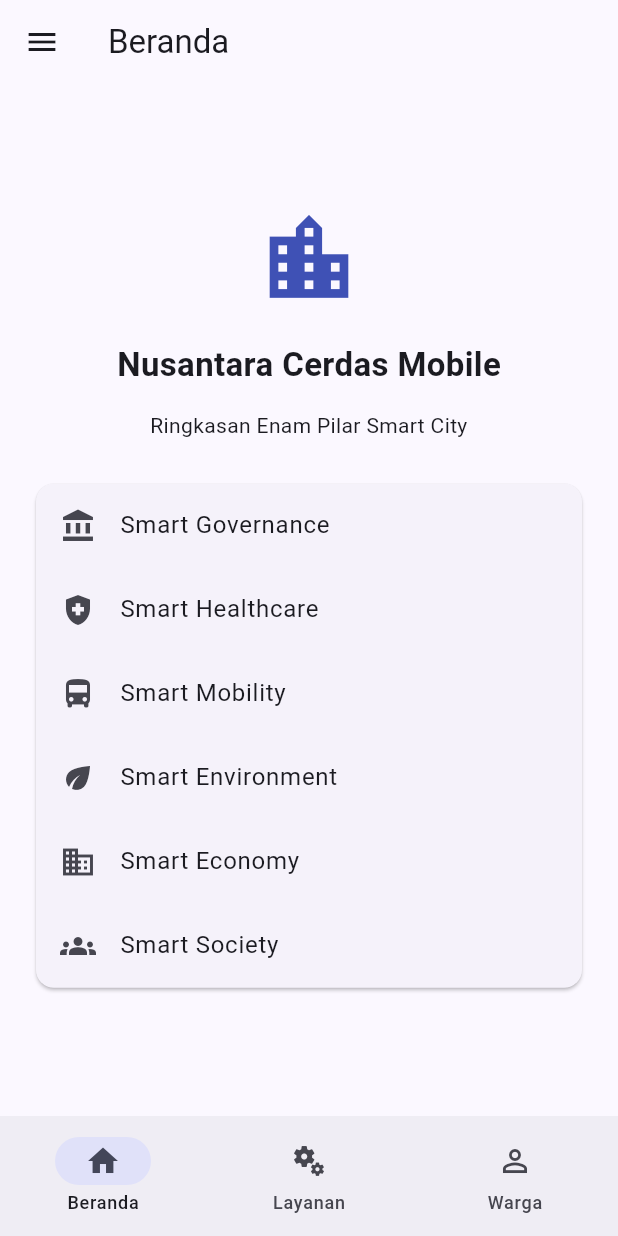
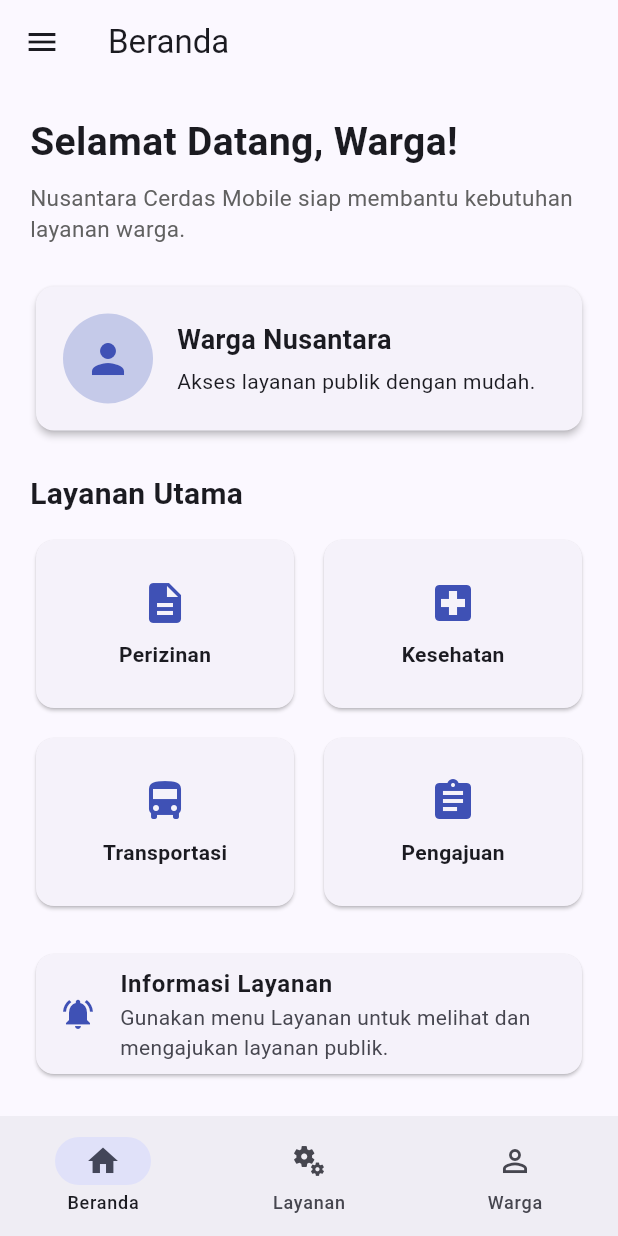
Before and after one commit to shellynadya/Praktikum-Nusantara-Pekan2, a Flutter app: the screen it shows after launch, on a phone screen of 412 x 824 dp. Run offline on Flutter 3.47's test engine with Material 3 defaults, Android fonts, the phone set to English and light mode, and no system bars.

Commit message:
Modul 3 - Nusantara Cerdas

```diff
--- a/lib/pages/halaman_beranda.dart
+++ b/lib/pages/halaman_beranda.dart
@@ -1,161 +1,172 @@
 import 'package:flutter/material.dart';
 
-
 class HalamanBeranda extends StatelessWidget {
-
   const HalamanBeranda({super.key});
-
 
   @override
   Widget build(BuildContext context) {
-
-
-    return Center(
-
-      child: Padding(
-
+    return SingleChildScrollView(
       padding: const EdgeInsets.all(20),
-
       child: Column(
-
-          mainAxisAlignment: MainAxisAlignment.center,
-
+        crossAxisAlignment: CrossAxisAlignment.start,
         children: [
-
-
-            const Icon(
-
-              Icons.location_city,
-
-              size: 70,
-
-              color: Colors.indigo,
-
+          const Text(
+            'Selamat Datang, Warga!',
+            style: TextStyle(
+              fontSize: 26,
+              fontWeight: FontWeight.bold,
+            ),
           ),
 
+          const SizedBox(height: 8),
 
+          Text(
+            'Nusantara Cerdas Mobile siap membantu kebutuhan layanan warga.',
+            style: TextStyle(
+              fontSize: 15,
+              color: Colors.grey[700],
+            ),
+          ),
 
-            const SizedBox(height: 20),
+          const SizedBox(height: 24),
 
+          Card(
+            elevation: 2,
+            child: Padding(
+              padding: const EdgeInsets.all(18),
+              child: Row(
+                children: [
+                  CircleAvatar(
+                    radius: 30,
+                    backgroundColor: Colors.indigo.shade100,
+                    child: const Icon(
+                      Icons.person,
+                      size: 32,
+                      color: Colors.indigo,
+                    ),
+                  ),
 
+                  const SizedBox(width: 16),
+
+                  const Expanded(
+                    child: Column(
+                      crossAxisAlignment: CrossAxisAlignment.start,
+                      children: [
+                        Text(
+                          'Warga Nusantara',
+                          style: TextStyle(
+                            fontSize: 18,
+                            fontWeight: FontWeight.bold,
+                          ),
+                        ),
+                        SizedBox(height: 5),
+                        Text(
+                          'Akses layanan publik dengan mudah.',
+                        ),
+                      ],
+                    ),
+                  ),
+                ],
+              ),
+            ),
+          ),
+
+          const SizedBox(height: 24),
 
           const Text(
-
-              'Nusantara Cerdas Mobile',
-
+            'Layanan Utama',
             style: TextStyle(
-
-                fontSize: 22,
-
+              fontSize: 20,
               fontWeight: FontWeight.bold,
-
+            ),
           ),
 
+          const SizedBox(height: 12),
+
+          GridView.count(
+            crossAxisCount: 2,
+            shrinkWrap: true,
+            physics: const NeverScrollableScrollPhysics(),
+            crossAxisSpacing: 12,
+            mainAxisSpacing: 12,
+            childAspectRatio: 1.5,
+            children: const [
+              _KartuLayanan(
+                icon: Icons.description,
+                title: 'Perizinan',
+              ),
+              _KartuLayanan(
+                icon: Icons.local_hospital,
+                title: 'Kesehatan',
+              ),
+              _KartuLayanan(
+                icon: Icons.directions_bus,
+                title: 'Transportasi',
+              ),
+              _KartuLayanan(
+                icon: Icons.assignment,
+                title: 'Pengajuan',
+              ),
+            ],
           ),
 
-
-
-            const SizedBox(height: 15),
-
-
-
-            const Text(
-
-              'Ringkasan Enam Pilar Smart City',
-
-              textAlign: TextAlign.center,
-
-            ),
-
-
-
-            const SizedBox(height: 25),
-
-
+          const SizedBox(height: 24),
 
           Card(
-
-              child: Column(
-
-                children: const [
-
-
-                  ListTile(
-
-                    leading: Icon(Icons.account_balance),
-
-                    title: Text('Smart Governance'),
-
+            child: ListTile(
+              leading: const Icon(
+                Icons.notifications_active,
+                color: Colors.indigo,
               ),
-
-
-
-                  ListTile(
-
-                    leading: Icon(Icons.health_and_safety),
-
-                    title: Text('Smart Healthcare'),
-
+              title: const Text(
+                'Informasi Layanan',
+                style: TextStyle(
+                  fontWeight: FontWeight.bold,
                 ),
-
-
-
-                  ListTile(
-
-                    leading: Icon(Icons.directions_bus),
-
-                    title: Text('Smart Mobility'),
-
               ),
-
-
-
-                  ListTile(
-
-                    leading: Icon(Icons.eco),
-
-                    title: Text('Smart Environment'),
-
+              subtitle: const Text(
+                'Gunakan menu Layanan untuk melihat dan mengajukan layanan publik.',
               ),
-
-
-
-                  ListTile(
-
-                    leading: Icon(Icons.business),
-
-                    title: Text('Smart Economy'),
-
             ),
-
-
-
-                  ListTile(
-
-                    leading: Icon(Icons.groups),
-
-                    title: Text('Smart Society'),
-
           ),
-
-
         ],
-
       ),
-
-            )
-
-
-          ],
-
-        ),
-
-      ),
-
     );
-
-
+  }
 }
 
+class _KartuLayanan extends StatelessWidget {
+  final IconData icon;
+  final String title;
 
+  const _KartuLayanan({
+    required this.icon,
+    required this.title,
+  });
+
+  @override
+  Widget build(BuildContext context) {
+    return Card(
+      child: Padding(
+        padding: const EdgeInsets.all(12),
+        child: Column(
+          mainAxisAlignment: MainAxisAlignment.center,
+          children: [
+            Icon(
+              icon,
+              size: 32,
+              color: Colors.indigo,
+            ),
+            const SizedBox(height: 8),
+            Text(
+              title,
+              style: const TextStyle(
+                fontWeight: FontWeight.w600,
+              ),
+            ),
+          ],
+        ),
+      ),
+    );
   }
+}
```
Lines whose indentation alone changed are shown as unchanged.
